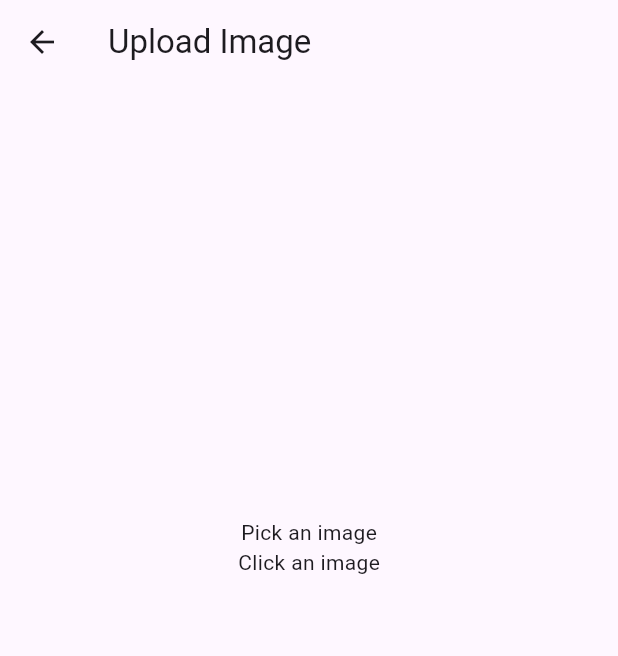
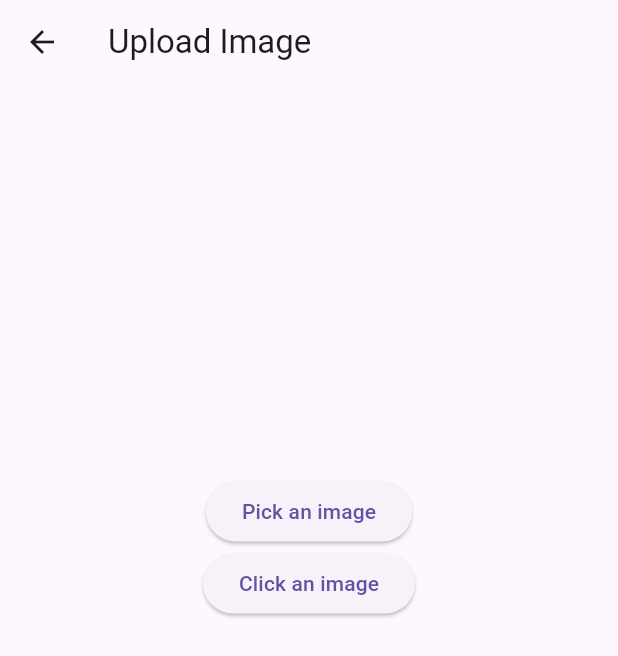
Before and after one commit to vision-crafters/VisionCrafters-G38, a Flutter app: the UploadImageScreen screen opened directly, on a phone screen of 412 x 824 dp. Shown: the top 656 px of the screen. Run offline on Flutter 3.47's test engine with Material 3 defaults, Android fonts, the phone set to English and light mode, and no system bars; drawn by our look-alikes of modal_progress_hud_nsn; our stand-ins replace flutter_speed_dial, image_picker, speech_to_text.

Commit message:
Camera_Implementation

```diff
--- a/Flutter/lib/upload_image.dart
+++ b/Flutter/lib/upload_image.dart
@@ -1,6 +1,5 @@
 import 'dart:io';
 // import 'dart:js_interop';
-import 'package:flutter/widgets.dart';
 import 'package:http/http.dart' as http;
 import 'package:flutter/material.dart';
 import 'package:image_picker/image_picker.dart';
@@ -136,7 +135,9 @@ class _UploadImageScreenState extends State<UploadImageScreen> {
                 child: Container(
                   child: imageGal == null
                       ? Center(
-                          child: Text("Pick an image"),
+                          child: ElevatedButton(
+                              onPressed: getImageGL,
+                              child: Text("Pick an image")),
                         )
                       : Container(
                           child: Center(
@@ -157,7 +158,9 @@ class _UploadImageScreenState extends State<UploadImageScreen> {
                 child: Container(
                   child: imageCam == null
                       ? Center(
-                          child: Text("Click an image"),
+                          child: ElevatedButton(
+                              onPressed: getImageCM,
+                              child: Text("Click an image")),
                         )
                       : Container(
                           child: Center(
--- a/Flutter/pubspec.yaml
+++ b/Flutter/pubspec.yaml
@@ -36,6 +36,9 @@ dependencies:
   cupertino_icons: ^1.0.6
   flutter_sound: ^9.4.6
   speech_to_text: ^6.6.1
+  http: ^0.13.4
+  modal_progress_hud_nsn: ^0.5.0
+  image_picker: ^1.1.0
   flutter_expandable_fab: ^2.0.0
   flutter_speed_dial:
 
```
Also changed, not shown: Flutter/lib/main.dart (+6 -4 lines), Flutter/pubspec.lock.
